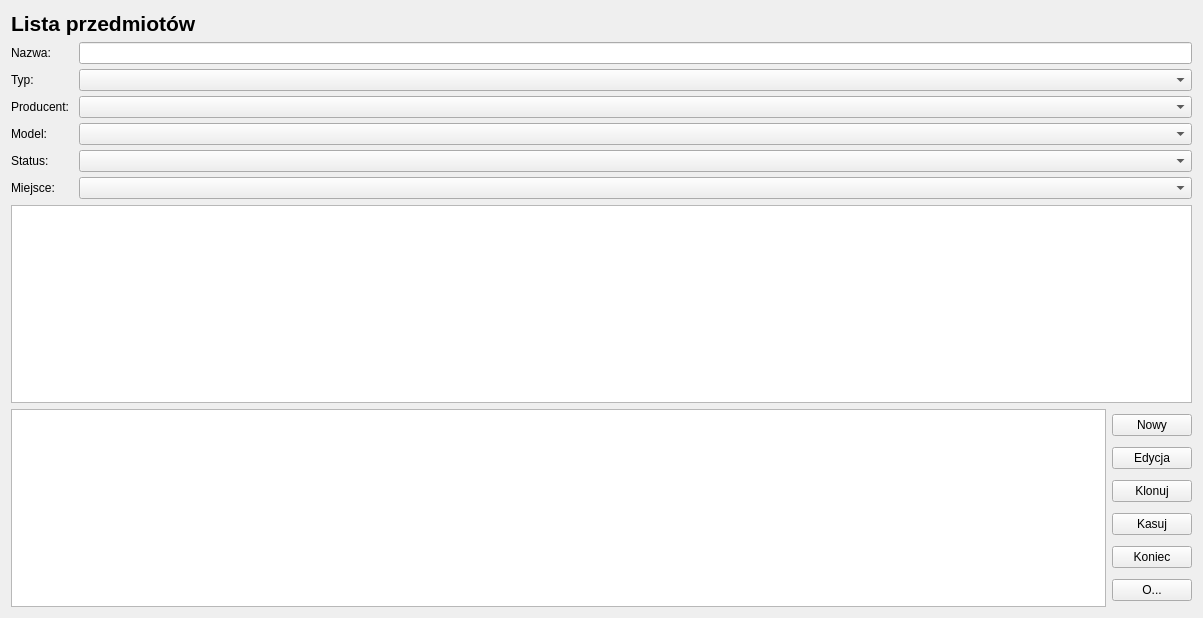
arekbr/Inwentaryzacja, file forms/itemList.ui: the form before one commit.
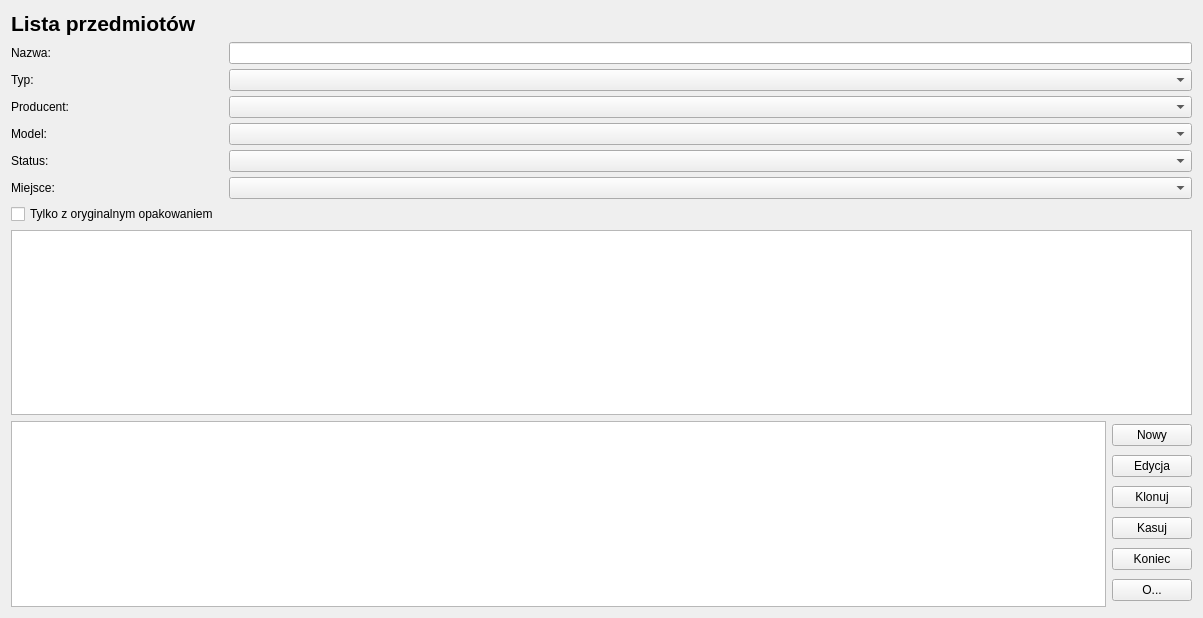
The form after the commit.

Patch:
```diff
--- a/forms/itemList.ui
+++ b/forms/itemList.ui
@@ -95,6 +95,21 @@
      <item row="0" column="1">
       <widget class="QLineEdit" name="filterNameLineEdit"/>
      </item>
+     <item row="6" column="0">
+      <widget class="QCheckBox" name="filterOriginalPackaging">
+       <property name="geometry">
+        <rect>
+         <x>10</x>
+         <y>180</y>
+         <width>200</width>
+         <height>20</height>
+        </rect>
+       </property>
+       <property name="text">
+        <string>Tylko z oryginalnym opakowaniem</string>
+       </property>
+      </widget>
+     </item>
     </layout>
    </item>
    <item>
```
